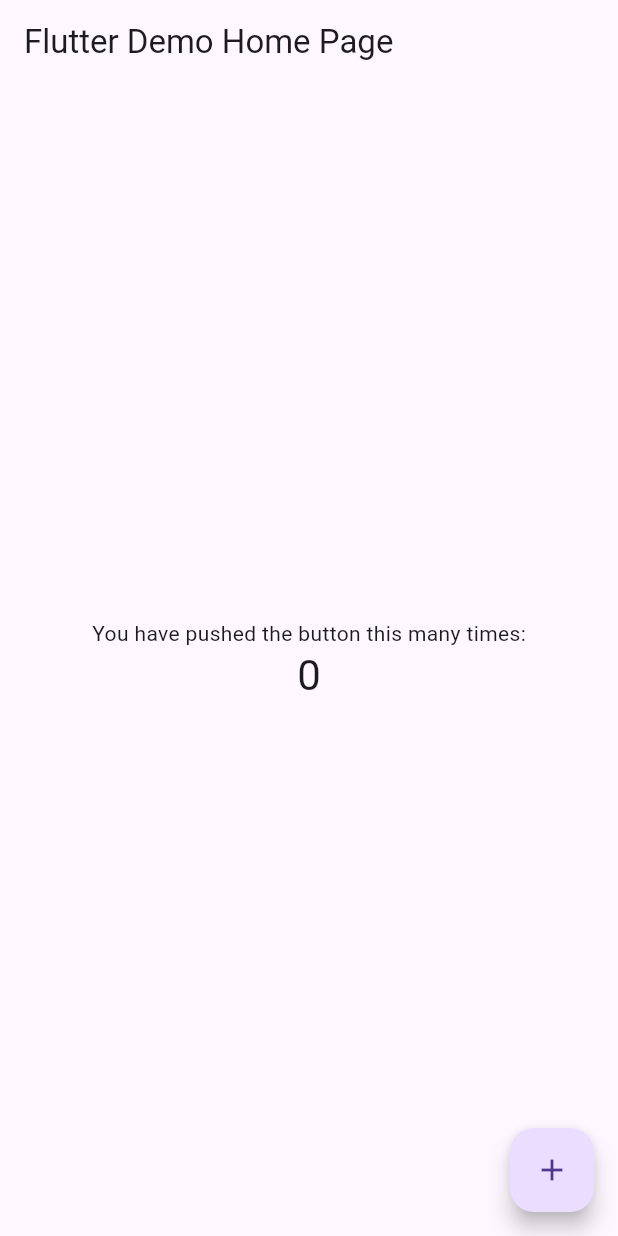
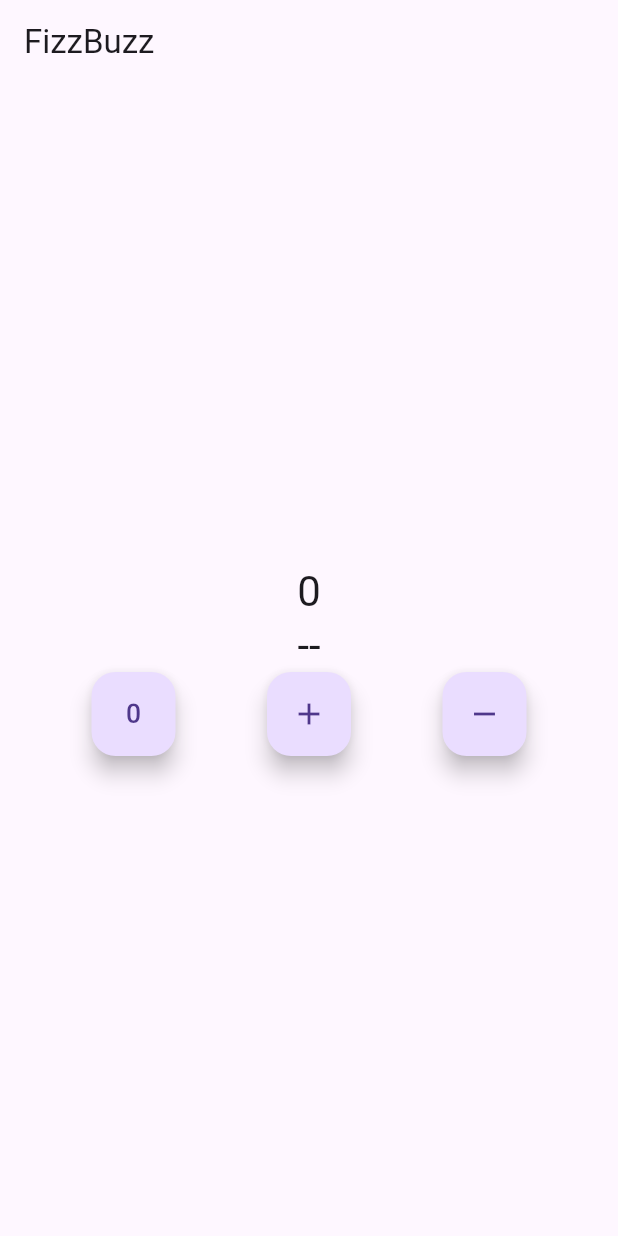
Before and after one commit to SiGMobileUIUC/WeeklyAssignments, a Flutter app: the screen it shows after launch, on a phone screen of 412 x 824 dp. Run offline on Flutter 3.47's test engine with Material 3 defaults, Android fonts, the phone set to English and light mode, and no system bars.

Commit message:
1st week

```diff
--- a/weekly_assignment_1/lib/main.dart
+++ b/weekly_assignment_1/lib/main.dart
@@ -24,7 +24,7 @@
         // is not restarted.
         primarySwatch: Colors.blue,
       ),
-      home: const MyHomePage(title: 'Flutter Demo Home Page'),
+      home: const MyHomePage(title: 'FizzBuzz'),
     );
   }
 }
@@ -49,7 +49,13 @@
 
 class _MyHomePageState extends State<MyHomePage> {
   int _counter = 0;
+  String _text = "--";
 
+  void _resetCounter() {
+    setState(() {
+      _counter = 0;
+    });
+  }
   void _incrementCounter() {
     setState(() {
       // This call to setState tells the Flutter framework that something has
@@ -60,7 +66,27 @@
       _counter++;
     });
   }
-
+  void _decrementCounter() {
+    setState(() {
+      _counter--;
+    });
+  }
+  void _setText() {
+    setState(() {
+      if(_counter % 3 == 0 && _counter % 5 == 0) {
+        _text = "fizzbuzz";
+      }
+      else if(_counter % 3 == 0) {
+        _text = "fizz";
+      }
+      else if(_counter % 5 == 0){
+        _text = "buzz";
+      }
+      else {
+        _text = "--";
+      }
+    });
+  }
   @override
   Widget build(BuildContext context) {
     // This method is rerun every time setState is called, for instance as done
@@ -78,6 +104,7 @@
       body: Center(
         // Center is a layout widget. It takes a single child and positions it
         // in the middle of the parent.
+
         child: Column(
           // Column is also a layout widget. It takes a list of children and
           // arranges them vertically. By default, it sizes itself to fit its
@@ -93,23 +120,61 @@
           // center the children vertically; the main axis here is the vertical
           // axis because Columns are vertical (the cross axis would be
           // horizontal).
-          mainAxisAlignment: MainAxisAlignment.center,
+
+          mainAxisAlignment:
+            MainAxisAlignment.center,
+
           children: <Widget>[
-            const Text(
-              'You have pushed the button this many times:',
-            ),
+            /*const Text(
+              'You have pushed the button this times:',
+            ),*/
             Text(
               '$_counter',
               style: Theme.of(context).textTheme.headline4,
             ),
+            Text(
+              '$_text',
+              style: Theme.of(context).textTheme.headline4,
+            ),
+            Row(
+              mainAxisAlignment:
+            MainAxisAlignment.spaceEvenly,
+            children:[
+              FloatingActionButton(
+                onPressed: () {
+                  _resetCounter();
+                  _setText();
+                },
+                tooltip: 'Reset',
+                child: const Icon(Icons.exposure_zero),
+              ),
+              FloatingActionButton(
+                onPressed: () {
+                  _incrementCounter();
+                  _setText();
+                },
+                tooltip: 'Increment',
+                child: const Icon(Icons.add),
+              ),
+          FloatingActionButton(
+              onPressed: () {
+              _decrementCounter();
+              _setText();
+            },
+            tooltip: 'Decrement',
+            child: const Icon(Icons.remove),
+          ),
+            ],
+        ),
           ],
+
         ),
+
+
+
       ),
-      floatingActionButton: FloatingActionButton(
-        onPressed: _incrementCounter,
-        tooltip: 'Increment',
-        child: const Icon(Icons.add),
-      ), // This trailing comma makes auto-formatting nicer for build methods.
+
+      // This trailing comma makes auto-formatting nicer for build methods.
     );
   }
 }
```
Also changed, not shown: weekly_assignment_1/pubspec.lock, weekly_assignment_2/pubspec.lock, weekly_assignment_3/pubspec.lock, weekly_assignment_4/pubspec.lock, 3 other files.
